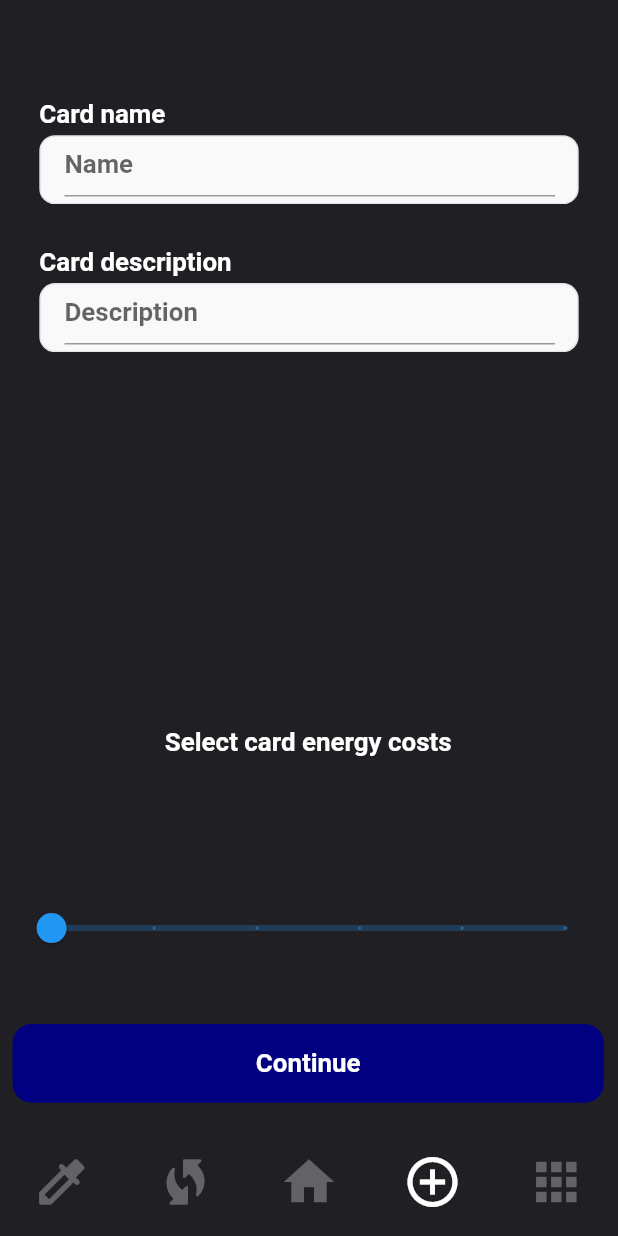
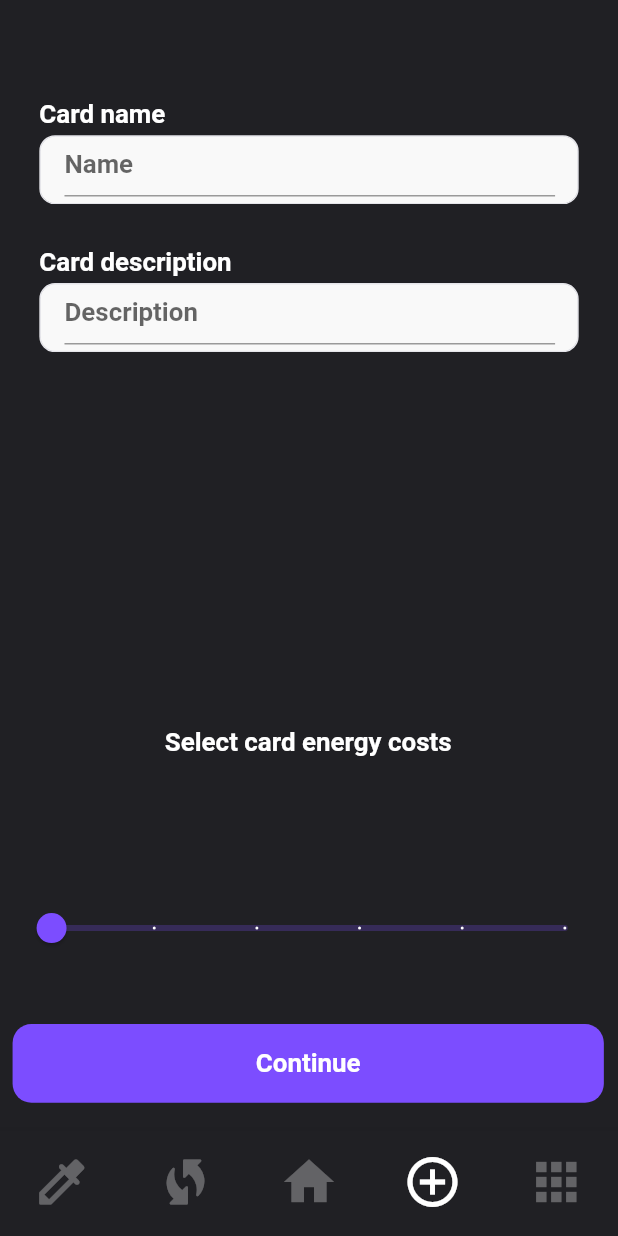
Before and after one commit to PaulAndert/caf_cards_frontend, a Flutter app: the screen it shows after launch, item 4 of the bottom bar chosen, on a phone screen of 412 x 824 dp. Run offline on Flutter 3.47's test engine with Material 2 defaults, Android fonts, the phone set to English and light mode, and no system bars; our stand-ins replace device_info_plus, flutter_dotenv, google_fonts, qr_flutter; missing offline and left inert: qr_code_scanner; accounts and stored records are empty; network calls fail; Roboto replaces fonts that are missing (SF Pro Display).

Commit message:
colored slider

```diff
--- a/CAF_Cards/lib/screens/create/start/create-start.dart
+++ b/CAF_Cards/lib/screens/create/start/create-start.dart
@@ -296,6 +296,13 @@ class _CreateStartState extends State<CreateStart> {
                 data:
                 SliderTheme.of(context).copyWith(
                   valueIndicatorShape: const RectangularSliderValueIndicatorShape(),
+                  activeTrackColor: Colors.deepPurpleAccent,
+                  thumbColor: Colors.deepPurpleAccent,
+                  valueIndicatorColor: Colors.deepPurpleAccent,
+                  overlayColor: const Color(0x3d7c4dff),
+                  inactiveTrackColor: const Color(0x3d7c4dff),
+                  inactiveTickMarkColor: const Color(0xffffffff),
+                  activeTickMarkColor: const Color(0xffffffff),
                 ),
                 child: Slider(
                   min: 0,
@@ -326,7 +333,7 @@ class _CreateStartState extends State<CreateStart> {
                   width: double.infinity,
                   height: 50*fem,
                   decoration: BoxDecoration (
-                    color: Color(0xff000080),
+                    color: Colors.deepPurpleAccent,
                     borderRadius: BorderRadius.circular(12*fem),
                   ),
                   child: Center(
```
